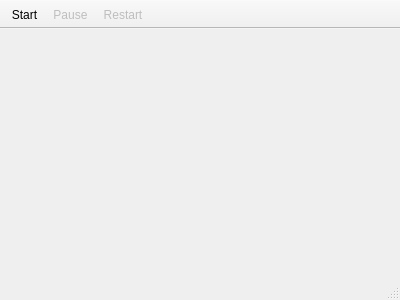
Before: the Qt Designer form DACUSN/mainwindow.ui in Gresthorn/DACUSN, drawn with Qt 5.
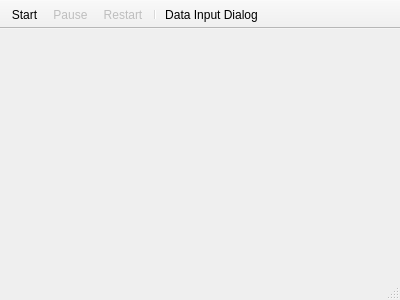
After: the same form once the commit is applied. Icons and pictures are not drawn.

Commit message: Dialog window for reciever settings created.

Patch:
```diff
--- a/DACUSN/mainwindow.ui
+++ b/DACUSN/mainwindow.ui
@@ -46,6 +46,8 @@
    <addaction name="actionStart"/>
    <addaction name="actionPause"/>
    <addaction name="actionRestart"/>
+   <addaction name="separator"/>
+   <addaction name="actionData_Input_Dialog"/>
   </widget>
   <widget class="QStatusBar" name="statusBar"/>
   <action name="actionStart">
@@ -92,6 +94,15 @@
     <string>Alt+R</string>
    </property>
   </action>
+  <action name="actionData_Input_Dialog">
+   <property name="icon">
+    <iconset resource="icons.qrc">
+     <normaloff>:/mainToolbar/icons/input.png</normaloff>:/mainToolbar/icons/input.png</iconset>
+   </property>
+   <property name="text">
+    <string>Data Input Dialog</string>
+   </property>
+  </action>
  </widget>
  <layoutdefault spacing="6" margin="11"/>
  <resources>
```
The commit also changes 11 other files.
